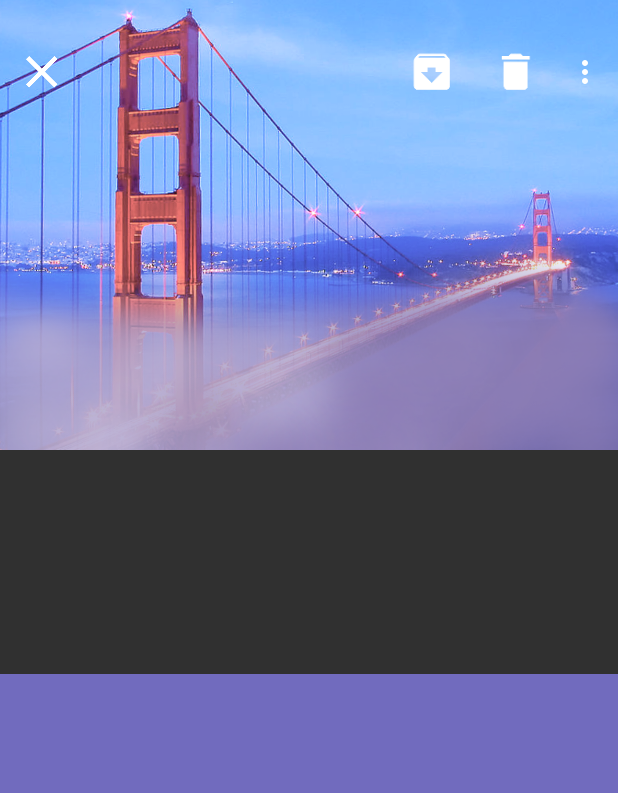
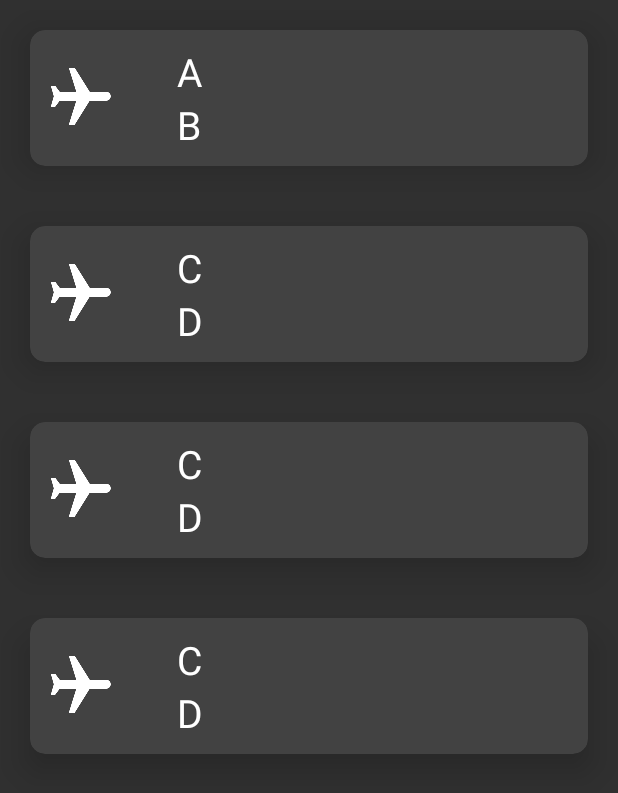
Before and after one commit to rivneglee/android-jumpstart, an Android app: the screen it shows after launch (MainActivity before the commit, ListActivity after it), on a phone screen of 412 x 824 dp. Shown: the top 793 px of the screen. Run offline under Robolectric (Android 15) with nearby library versions, the phone set to English and light mode, and no system bars.

Commit message:
Add list view

```diff
--- a/app/build.gradle
+++ b/app/build.gradle
@@ -24,7 +24,9 @@ dependencies {
     androidTestCompile('com.android.support.test.espresso:espresso-core:2.2.2', {
         exclude group: 'com.android.support', module: 'support-annotations'
     })
-    compile 'com.android.support:appcompat-v7:25.3.1'
     compile 'com.android.support.constraint:constraint-layout:1.0.2'
+    compile 'com.android.support:appcompat-v7:' + rootProject.supportVersion
+    compile 'com.android.support:cardview-v7:' + rootProject.supportVersion
+    compile 'com.android.support:design:' + rootProject.supportVersion
     testCompile 'junit:junit:4.12'
 }
--- a/app/src/main/AndroidManifest.xml
+++ b/app/src/main/AndroidManifest.xml
@@ -10,6 +10,9 @@
         android:supportsRtl="true"
         android:theme="@style/AppTheme">
         <activity android:name=".MainActivity">
+
+        </activity>
+        <activity android:name=".ListActivity">
             <intent-filter>
                 <action android:name="android.intent.action.MAIN" />
 
--- /dev/null
+++ b/app/src/main/java/jumpstart/android/stardust/com/jumpstart/ListActivity.java
@@ -0,0 +1,102 @@
+package jumpstart.android.stardust.com.jumpstart;
+
+import android.content.Intent;
+import android.support.v7.app.AppCompatActivity;
+import android.os.Bundle;
+import android.support.v7.widget.LinearLayoutManager;
+import android.support.v7.widget.RecyclerView;
+import android.view.LayoutInflater;
+import android.view.View;
+import android.view.ViewGroup;
+import android.widget.TextView;
+
+import java.util.ArrayList;
+import java.util.List;
+
+public class ListActivity extends AppCompatActivity {
+
+    @Override
+    protected void onCreate(Bundle savedInstanceState) {
+        super.onCreate(savedInstanceState);
+        setContentView(R.layout.activity_list);
+
+        RecyclerView recyclerView = (RecyclerView)this.findViewById(R.id.list_view);
+        recyclerView.setLayoutManager(new LinearLayoutManager(this));
+
+        SearchResultsAdapter adapter = new SearchResultsAdapter();
+        List<Flight> data = new ArrayList();
+        data.add(new Flight("A", "B"));
+        data.add(new Flight("C", "D"));
+        data.add(new Flight("C", "D"));
+        data.add(new Flight("C", "D"));
+        adapter.setData(data);
+
+        recyclerView.setAdapter(adapter);
+    }
+
+    private class Flight {
+
+        private final String start;
+        private final String end;
+
+        Flight(String start, String end) {
+            this.start = start;
+            this.end = end;
+        }
+
+        public String getStart() {
+            return start;
+        }
+
+        public String getEnd() {
+            return end;
+        }
+    }
+
+    private class SearchResultsAdapter extends RecyclerView.Adapter<FlightViewHolder> {
+        private List<Flight> data;
+
+        @Override
+        public FlightViewHolder onCreateViewHolder(ViewGroup parent, int viewType) {
+            View view = LayoutInflater.from(parent.getContext()).inflate(R.layout.cardview_layout, parent, false);
+            return new FlightViewHolder(view);
+        }
+
+        @Override
+        public void onBindViewHolder(FlightViewHolder holder, int position) {
+            Flight flight = data.get(position);
+            holder.from.setText(flight.getStart());
+            holder.to.setText(flight.getEnd());
+        }
+
+        @Override
+        public int getItemCount() {
+            return data.size();
+        }
+
+        public void setData(List<Flight> data) {
+            this.data = data;
+        }
+    }
+
+    private class FlightViewHolder extends RecyclerView.ViewHolder {
+
+        private final TextView from;
+        private final TextView to;
+
+        public FlightViewHolder(final View itemView) {
+            super(itemView);
+            from = (TextView) itemView.findViewById(R.id.from_text);
+            to = (TextView) itemView.findViewById(R.id.to_text);
+            itemView.setOnClickListener(new View.OnClickListener() {
+                @Override
+                public void onClick(View v) {
+                    Intent intent = new Intent(itemView.getContext(), MainActivity.class);
+                    intent.putExtra("from", from.getText());
+                    intent.putExtra("to", to.getText());
+                    itemView.getContext().startActivities(new Intent[]{ intent });
+                }
+            });
+        }
+    }
+}
--- a/app/src/main/java/jumpstart/android/stardust/com/jumpstart/MainActivity.java
+++ b/app/src/main/java/jumpstart/android/stardust/com/jumpstart/MainActivity.java
@@ -6,6 +6,7 @@ import android.support.v7.widget.Toolbar;
 import android.view.Menu;
 import android.view.View;
 import android.view.WindowManager;
+import android.widget.TextView;
 
 public class MainActivity extends AppCompatActivity {
 
@@ -15,9 +16,12 @@ public class MainActivity extends AppCompatActivity {
         setContentView(R.layout.activity_main);
         Toolbar toolbar = (Toolbar) findViewById(R.id.toolbar);
         getWindow().setFlags(WindowManager.LayoutParams.FLAG_LAYOUT_NO_LIMITS, WindowManager.LayoutParams.FLAG_LAYOUT_NO_LIMITS);
-
+        String from = getIntent().getStringExtra("from");
+        String to = getIntent().getStringExtra("to");
         setSupportActionBar(toolbar);
         getSupportActionBar().setDisplayShowTitleEnabled(false);
+        ((TextView) findViewById(R.id.from)).setText(from);
+        ((TextView) findViewById(R.id.to)).setText(to);
     }
 
     @Override
--- /dev/null
+++ b/app/src/main/res/layout/activity_list.xml
@@ -0,0 +1,14 @@
+<?xml version="1.0" encoding="utf-8"?>
+<android.support.constraint.ConstraintLayout xmlns:android="http://schemas.android.com/apk/res/android"
+    xmlns:app="http://schemas.android.com/apk/res-auto"
+    xmlns:tools="http://schemas.android.com/tools"
+    android:layout_width="match_parent"
+    android:layout_height="match_parent"
+    tools:context="jumpstart.android.stardust.com.jumpstart.ListActivity">
+
+    <android.support.v7.widget.RecyclerView
+        android:id="@+id/list_view"
+        android:layout_width="match_parent"
+        android:layout_height="match_parent">
+    </android.support.v7.widget.RecyclerView>
+</android.support.constraint.ConstraintLayout>
--- /dev/null
+++ b/app/src/main/res/layout/cardview_layout.xml
@@ -0,0 +1,34 @@
+<?xml version="1.0" encoding="utf-8"?>
+<android.support.v7.widget.CardView xmlns:android="http://schemas.android.com/apk/res/android"
+    android:orientation="vertical" android:layout_width="match_parent"
+    android:layout_height="wrap_content" android:layout_margin="20dp"
+    xmlns:app="http://schemas.android.com/apk/res-auto" app:cardElevation="14dp" app:cardCornerRadius="10dp">
+
+    <RelativeLayout
+        android:layout_width="match_parent"
+        android:layout_height="wrap_content" android:padding="10dp">
+        <ImageView
+            android:id="@+id/icon"
+            android:layout_width="wrap_content"
+            android:layout_height="wrap_content"
+            android:src="@drawable/ic_flight_white_48dp"
+            android:layout_centerVertical="true" android:layout_marginEnd="40dp"/>
+        <TextView
+            android:id="@+id/from_text"
+            android:layout_width="wrap_content"
+            android:layout_height="wrap_content"
+            android:text="SFO" android:textColor="@color/colorWhite"
+            android:textSize="26sp"
+            android:layout_toRightOf="@+id/icon"/>
+        <TextView
+            android:id="@+id/to_text"
+            android:layout_width="wrap_content"
+            android:layout_height="wrap_content"
+            android:text="ALG" android:textColor="@color/colorWhite"
+            android:textSize="26sp"
+            android:layout_below="@+id/from_text"
+            android:layout_toRightOf="@+id/icon"/>
+    </RelativeLayout>
+
+
+</android.support.v7.widget.CardView>
--- a/build.gradle
+++ b/build.gradle
@@ -21,3 +21,7 @@ allprojects {
 task clean(type: Delete) {
     delete rootProject.buildDir
 }
+
+ext {
+    supportVersion = '25.3.1'
+}
```
Also changed, not shown: app/src/main/res/layout/activity_main.xml (+32 -0 lines).
